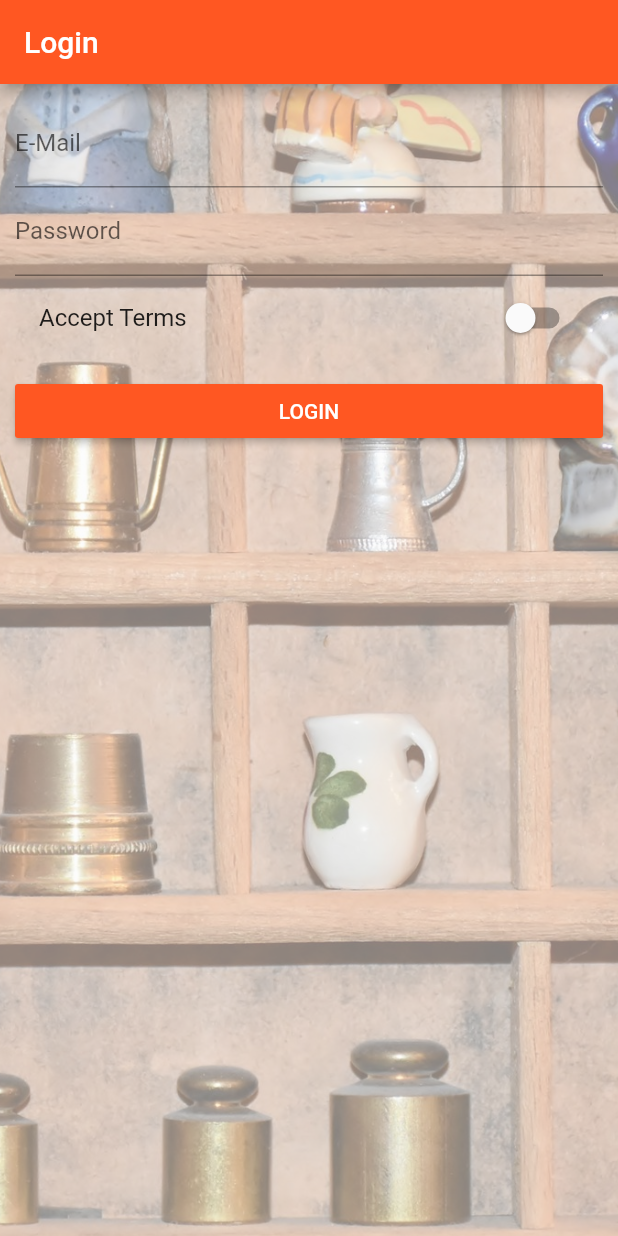
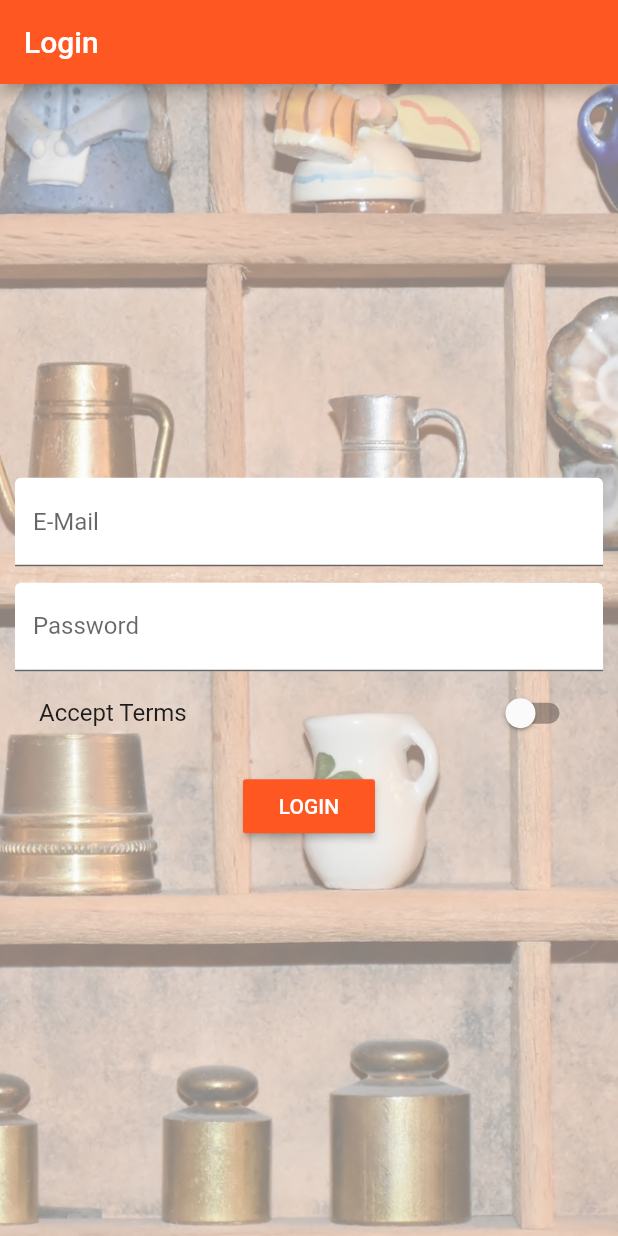
Before and after one commit to Islah-Innovation/learn_flutter_course, a Flutter app: the screen it shows after launch, on a phone screen of 412 x 824 dp. Run offline on Flutter 3.47's test engine with Material 2 defaults, Android fonts, the phone set to English and light mode, and no system bars.

Commit message:
Widget Deeper - Adding Icon

```diff
--- a/lib/pages/auth.dart
+++ b/lib/pages/auth.dart
@@ -28,10 +28,15 @@ class _AuthPageState extends State<AuthPage> {
           ),
         ),
         padding: EdgeInsets.all(10.0),
-        child: ListView(
+        child: Center(
+          child: SingleChildScrollView(
+            child: Column(
               children: <Widget>[
                 TextField(
-              decoration: InputDecoration(labelText: 'E-Mail'),
+                  decoration: InputDecoration(
+                      labelText: 'E-Mail',
+                      filled: true,
+                      fillColor: Colors.white),
                   keyboardType: TextInputType.emailAddress,
                   onChanged: (String value) {
                     setState(() {
@@ -39,8 +44,14 @@ class _AuthPageState extends State<AuthPage> {
                     });
                   },
                 ),
+                SizedBox(
+                  height: 10.9,
+                ),
                 TextField(
-              decoration: InputDecoration(labelText: 'Password'),
+                  decoration: InputDecoration(
+                      labelText: 'Password',
+                      filled: true,
+                      fillColor: Colors.white),
                   obscureText: true,
                   onChanged: (String value) {
                     setState(() {
@@ -73,6 +84,8 @@ class _AuthPageState extends State<AuthPage> {
               ],
             ),
           ),
+        ),
+      ),
     );
   }
 }
--- a/lib/pages/products.dart
+++ b/lib/pages/products.dart
@@ -18,6 +18,7 @@ class ProductsPage extends StatelessWidget {
               title: Text('Choose'),
             ),
             ListTile(
+              leading: Icon(Icons.edit),
               title: Text('Manage Products'),
               onTap: () {
                 Navigator.pushReplacementNamed(context, '/admin');
--- a/lib/pages/products_admin.dart
+++ b/lib/pages/products_admin.dart
@@ -22,6 +22,7 @@ class ProductsAdminPage extends StatelessWidget {
                 title: Text('Choose'),
               ),
               ListTile(
+                leading: Icon(Icons.shop),
                 title: Text('All Products'),
                 onTap: () {
                   Navigator.pushReplacementNamed(context, '/products');
```
Lines whose indentation alone changed are shown as unchanged.
